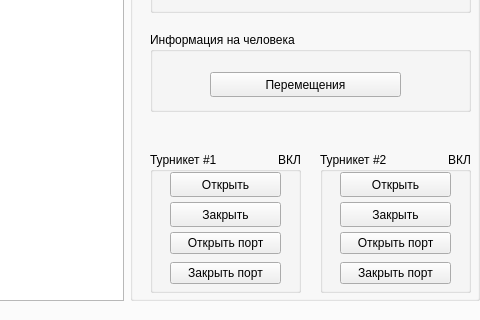
This is widgets/main_widget/ui_main_window.ui in lxndrrud/barriers-desktop-py as Qt 5 draws it before an edit; both pictures show x 720 to 1200 and y 333 to 653 of the 1200 by 900 pixel window. The edited form follows.
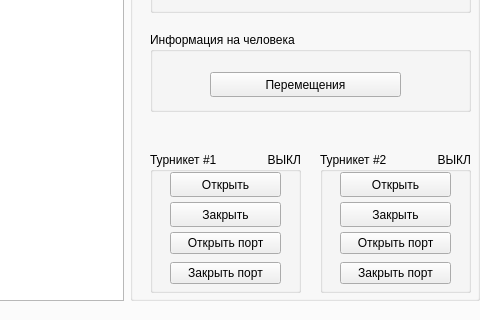
This is the edited form.

Commit message: - connection to port on application init

Patch:
```diff
--- a/widgets/main_widget/ui_main_window.ui
+++ b/widgets/main_widget/ui_main_window.ui
@@ -217,7 +217,7 @@
                </rect>
               </property>
               <property name="text">
-               <string>ВКЛ</string>
+               <string>ВЫКЛ</string>
               </property>
               <property name="alignment">
                <set>Qt::AlignRight|Qt::AlignTrailing|Qt::AlignVCenter</set>
@@ -298,7 +298,7 @@
                </rect>
               </property>
               <property name="text">
-               <string>ВКЛ</string>
+               <string>ВЫКЛ</string>
               </property>
               <property name="alignment">
                <set>Qt::AlignRight|Qt::AlignTrailing|Qt::AlignVCenter</set>
```
The commit also changes 2 other files.
